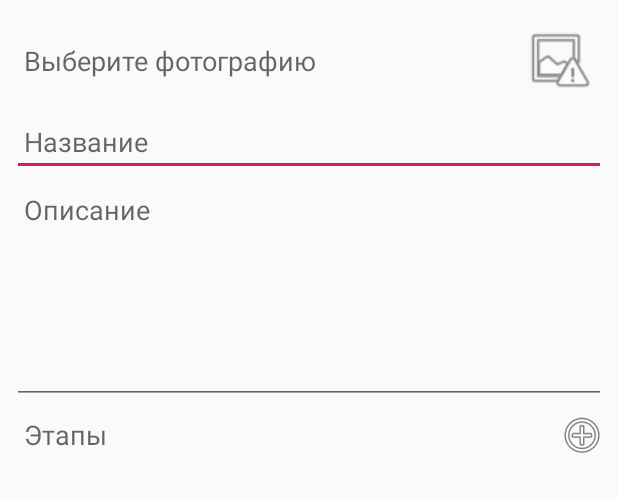
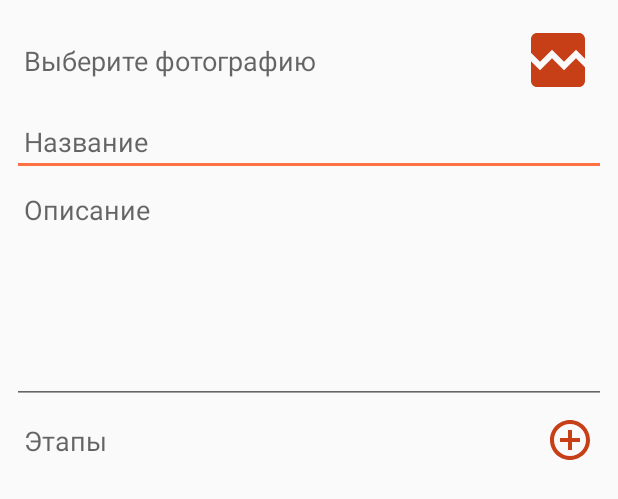
Before and after one commit to wiskiw/StudentFood, an Android app: the layout activity_create_edit.xml on its own in the app's theme, with its tools: preview values and no code run, on a phone screen of 412 x 824 dp. Shown: the top 499 px of the screen. Run offline under Robolectric (Android 15) with nearby library versions, the light colour scheme and no system bars.

Commit message:
Style improvements

```diff
--- a/app/src/main/AndroidManifest.xml
+++ b/app/src/main/AndroidManifest.xml
@@ -12,7 +12,8 @@
         android:roundIcon="@mipmap/ic_launcher_round"
         android:supportsRtl="true"
         android:theme="@style/AppTheme">
-        <activity android:name=".ui.activity.main.MainActivity">
+        <activity android:name=".ui.activity.main.MainActivity"
+            android:theme="@style/AppTheme.SplashScreen">
             <intent-filter>
                 <action android:name="android.intent.action.MAIN" />
 
--- a/app/src/main/java/by/wiskiw/studentfood/ui/activity/main/MainActivity.java
+++ b/app/src/main/java/by/wiskiw/studentfood/ui/activity/main/MainActivity.java
@@ -34,6 +34,10 @@ public class MainActivity extends FoodAppActivity<MainView, MainPresenter> imple
     @Override
     protected void onCreate(@Nullable Bundle savedInstanceState) {
         super.onCreate(savedInstanceState);
+
+        // Возврат стандартного стиля после Splash Screen
+        setTheme(R.style.AppTheme);
+
         setContentView(R.layout.activity_main);
 
         categoryACv = findViewById(R.id.category_a_card_view);
--- /dev/null
+++ b/app/src/main/res/drawable/app_splash_screen.xml
@@ -0,0 +1,19 @@
+<?xml version="1.0" encoding="utf-8"?>
+<layer-list xmlns:android="http://schemas.android.com/apk/res/android">
+
+    <item android:gravity="center_vertical">
+        <shape>
+            <gradient
+                android:angle="90"
+                android:centerColor="@color/splash_screen_bg_end"
+                android:centerY="1"
+                android:startColor="@color/splash_screen_bg_start"
+                android:type="linear" />
+        </shape>
+    </item>
+
+    <item
+        android:drawable="@drawable/ic_splash_screen_white_48dp"
+        android:gravity="center" />
+
+</layer-list>
--- /dev/null
+++ b/app/src/main/res/drawable/ic_add_circle_outline_white_24dp.xml
@@ -0,0 +1,5 @@
+<vector android:height="24dp" android:tint="#FFFFFF"
+    android:viewportHeight="24.0" android:viewportWidth="24.0"
+    android:width="24dp" xmlns:android="http://schemas.android.com/apk/res/android">
+    <path android:fillColor="#FF000000" android:pathData="M13,7h-2v4L7,11v2h4v4h2v-4h4v-2h-4L13,7zM12,2C6.48,2 2,6.48 2,12s4.48,10 10,10 10,-4.48 10,-10S17.52,2 12,2zM12,20c-4.41,0 -8,-3.59 -8,-8s3.59,-8 8,-8 8,3.59 8,8 -3.59,8 -8,8z"/>
+</vector>
--- /dev/null
+++ b/app/src/main/res/drawable/ic_broken_image_white_48dp.xml
@@ -0,0 +1,5 @@
+<vector android:height="48dp" android:tint="#FFFFFF"
+    android:viewportHeight="24.0" android:viewportWidth="24.0"
+    android:width="48dp" xmlns:android="http://schemas.android.com/apk/res/android">
+    <path android:fillColor="#FF000000" android:pathData="M21,5v6.59l-3,-3.01 -4,4.01 -4,-4 -4,4 -3,-3.01L3,5c0,-1.1 0.9,-2 2,-2h14c1.1,0 2,0.9 2,2zM18,11.42l3,3.01L21,19c0,1.1 -0.9,2 -2,2L5,21c-1.1,0 -2,-0.9 -2,-2v-6.58l3,2.99 4,-4 4,4 4,-3.99z"/>
+</vector>
--- /dev/null
+++ b/app/src/main/res/drawable/ic_save_white_24dp.xml
@@ -0,0 +1,5 @@
+<vector android:height="24dp" android:tint="#FFFFFF"
+    android:viewportHeight="24.0" android:viewportWidth="24.0"
+    android:width="24dp" xmlns:android="http://schemas.android.com/apk/res/android">
+    <path android:fillColor="#FF000000" android:pathData="M17,3L5,3c-1.11,0 -2,0.9 -2,2v14c0,1.1 0.89,2 2,2h14c1.1,0 2,-0.9 2,-2L21,7l-4,-4zM12,19c-1.66,0 -3,-1.34 -3,-3s1.34,-3 3,-3 3,1.34 3,3 -1.34,3 -3,3zM15,9L5,9L5,5h10v4z"/>
+</vector>
--- a/app/src/main/res/layout/activity_create_edit.xml
+++ b/app/src/main/res/layout/activity_create_edit.xml
@@ -33,7 +33,8 @@
                 android:layout_height="64dp"
                 android:padding="8dp"
                 android:scaleType="centerCrop"
-                android:src="@android:drawable/ic_menu_report_image"
+                android:src="@drawable/ic_broken_image_white_48dp"
+                android:tint="@color/colorButton"
                 app:layout_constraintBottom_toBottomOf="parent"
                 app:layout_constraintRight_toRightOf="parent"
                 app:layout_constraintTop_toTopOf="parent" />
@@ -82,7 +83,9 @@
                 android:id="@+id/button_add_cook_step"
                 android:layout_width="32dp"
                 android:layout_height="32dp"
-                android:background="@android:drawable/ic_menu_add"
+                android:layout_margin="8dp"
+                android:background="@drawable/ic_add_circle_outline_white_24dp"
+                android:backgroundTint="@color/colorButton"
                 android:foreground="?android:attr/selectableItemBackground"
                 android:padding="8dp"
                 app:layout_constraintBottom_toBottomOf="parent"
--- a/app/src/main/res/layout/activity_description.xml
+++ b/app/src/main/res/layout/activity_description.xml
@@ -19,7 +19,9 @@
             android:layout_width="match_parent"
             android:layout_height="match_parent"
             android:fitsSystemWindows="true"
+            app:collapsedTitleTextAppearance="@style/CollapsedAppBar"
             app:contentScrim="?attr/colorPrimary"
+            app:expandedTitleTextAppearance="@style/ExpandedAppBar"
             app:layout_scrollFlags="scroll|exitUntilCollapsed"
             app:toolbarId="@+id/toolbar">
 
--- a/app/src/main/res/layout/content_recipe_description.xml
+++ b/app/src/main/res/layout/content_recipe_description.xml
@@ -48,7 +48,7 @@
                 android:focusable="true"
                 android:foreground="?android:attr/selectableItemBackground"
                 android:src="@drawable/ic_star_white_24dp"
-                android:tint="@color/colorPrimary" />
+                android:tint="@color/colorButton" />
 
             <ImageView
                 android:id="@+id/image_view_edit"
@@ -61,7 +61,7 @@
                 android:focusable="true"
                 android:foreground="?android:attr/selectableItemBackground"
                 android:src="@drawable/ic_edit_white_24dp"
-                android:tint="@color/colorPrimary" />
+                android:tint="@color/colorPrimaryDark" />
 
             <ImageView
                 android:visibility="gone"
@@ -72,7 +72,7 @@
                 android:clickable="true"
                 android:focusable="true"
                 android:foreground="?android:attr/selectableItemBackground"
-                android:src="@color/colorPrimary" />
+                android:src="@color/colorButton" />
 
         </LinearLayout>
 
--- a/app/src/main/res/layout/cook_step_edit_item.xml
+++ b/app/src/main/res/layout/cook_step_edit_item.xml
@@ -48,7 +48,7 @@
                 android:layout_height="32dp"
                 android:layout_margin="4dp"
                 android:background="@drawable/ic_edit_white_24dp"
-                android:backgroundTint="@color/colorPrimary"
+                android:backgroundTint="@color/colorButton"
                 android:foreground="?android:attr/selectableItemBackground"
                 android:padding="8dp" />
 
@@ -58,6 +58,7 @@
                 android:layout_height="32dp"
                 android:layout_margin="4dp"
                 android:background="@android:drawable/ic_delete"
+                android:backgroundTint="@color/colorButton"
                 android:foreground="?android:attr/selectableItemBackground"
                 android:padding="8dp" />
         </LinearLayout>
--- a/app/src/main/res/menu/menu_create_edit_toolbar.xml
+++ b/app/src/main/res/menu/menu_create_edit_toolbar.xml
@@ -6,7 +6,7 @@
 
     <item
         android:id="@+id/toolbar_action_save"
-        android:icon="@android:drawable/ic_menu_save"
+        android:icon="@drawable/ic_save_white_24dp"
         android:orderInCategory="1"
         android:title="Save"
         app:showAsAction="ifRoom" />
--- a/app/src/main/res/menu/menu_list_toolbar.xml
+++ b/app/src/main/res/menu/menu_list_toolbar.xml
@@ -6,7 +6,7 @@
 
     <item
         android:id="@+id/toolbar_action_add"
-        android:icon="@android:drawable/ic_menu_add"
+        android:icon="@drawable/ic_add_circle_outline_white_24dp"
         android:orderInCategory="300"
         android:title="Add"
         app:showAsAction="ifRoom" />
--- a/app/src/main/res/values/colors.xml
+++ b/app/src/main/res/values/colors.xml
@@ -1,9 +1,14 @@
 <?xml version="1.0" encoding="utf-8"?>
 <resources>
-    <color name="colorPrimary">#008577</color>
-    <color name="colorPrimaryDark">#00574B</color>
-    <color name="colorAccent">#D81B60</color>
+    <color name="colorPrimary">#ff7043</color>
+    <color name="colorPrimaryDark">#c63f17</color>
+    <color name="colorPrimaryLight">#ffa270</color>
+    <color name="colorAccent">@color/colorPrimary</color>
+    <color name="colorButton">@color/colorPrimaryDark</color>
 
     <color name="round_corners_bg">#9dffffff</color>
     <color name="main_bg">#fefefe</color>
+
+    <color name="splash_screen_bg_start">#c63f17</color>
+    <color name="splash_screen_bg_end">#c64620</color>
 </resources>
--- a/app/src/main/res/values/styles.xml
+++ b/app/src/main/res/values/styles.xml
@@ -15,18 +15,25 @@
         <item name="android:statusBarColor">@android:color/transparent</item>
     </style>
 
+    <!-- Splash Screen стиль -->
+    <style name="AppTheme.SplashScreen" parent="AppTheme.NoActionBar">
+        <item name="android:windowBackground">@drawable/app_splash_screen</item>
+    </style>
+
     <style name="AppTheme.CustomImagePickerTheme" parent="ef_BaseTheme">
         <item name="colorPrimary">@color/colorPrimary</item>
         <item name="colorPrimaryDark">@color/colorPrimaryDark</item>
         <item name="colorAccent">@color/colorAccent</item>
     </style>
 
-    <style name="CollapsedAppBar">
+    <style name="CollapsedAppBar" parent="@android:style/TextAppearance">
         <item name="android:textSize">21sp</item>
     </style>
 
-    <style name="ExpandedAppBar">
+    <style name="ExpandedAppBar" parent="@android:style/TextAppearance">
+        <item name="android:textColor">@color/colorPrimaryDark</item>
         <item name="android:textSize">26sp</item>
+        <item name="android:textStyle">bold</item>
     </style>
 
     <style name="AppTheme.AppBarOverlay" parent="ThemeOverlay.AppCompat.Dark.ActionBar" />
```
Also changed, not shown: app/src/main/res/drawable/ic_splash_screen_white_48dp.png (added).
